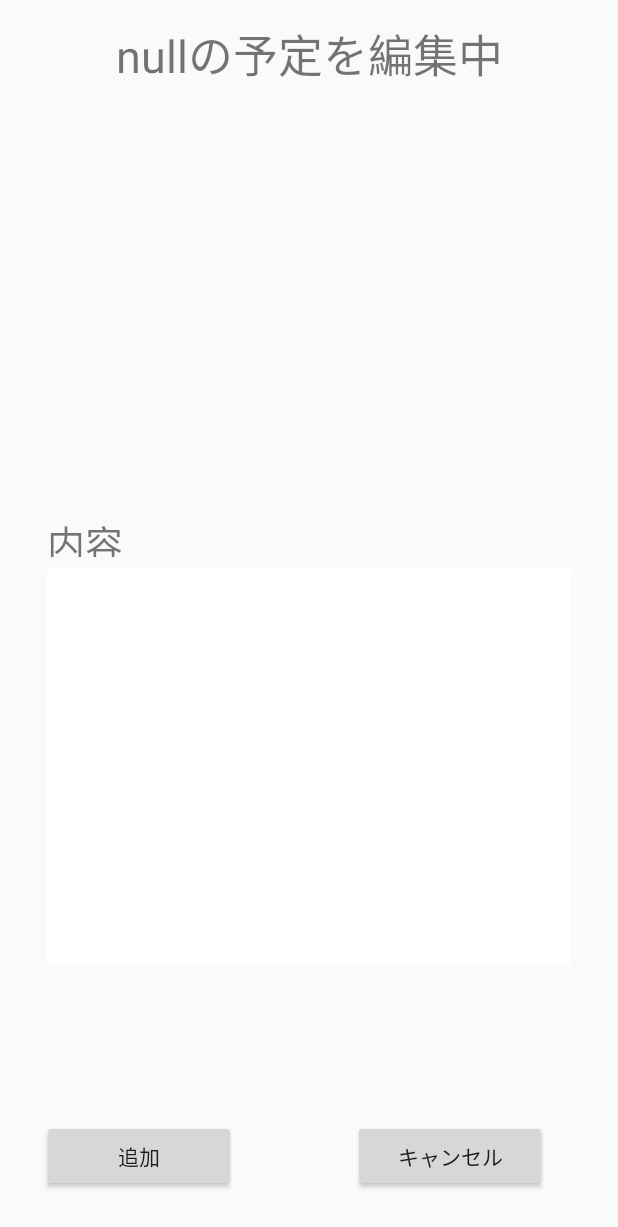
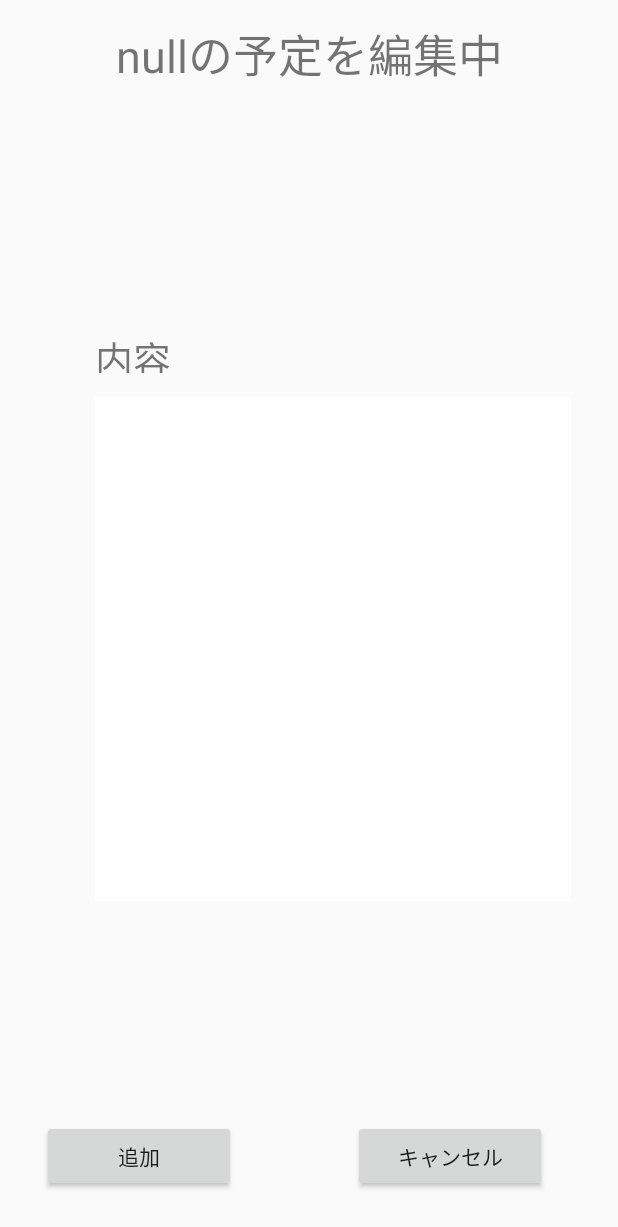
Before and after one commit to IkanoOsushi/iKalendar, an Android app: the ReminderEditActivity screen opened directly, with no data from a screen before it, on a phone screen of 412 x 824 dp. Shown: the top 1227 px of the screen. Run offline under Robolectric (Android 15) with nearby library versions, the phone set to English and light mode, and no system bars.

Commit message:
editのレイアウト少し改変しました

```diff
--- a/app/src/main/res/layout/activity_reminder_edit.xml
+++ b/app/src/main/res/layout/activity_reminder_edit.xml
@@ -10,19 +10,21 @@
         android:id="@+id/edit"
         android:background="#ffffffff"
         android:gravity="top|left"
-        android:layout_width="0dp"
-        android:layout_height="264dp"
+        android:layout_width="317dp"
+        android:layout_height="336dp"
         app:layout_constraintLeft_toLeftOf="parent"
         app:layout_constraintTop_toTopOf="parent"
         app:layout_constraintBottom_toBottomOf="parent"
         app:layout_constraintRight_toRightOf="parent"
-        app:layout_constraintVertical_bias="0.677"
+        app:layout_constraintVertical_bias="0.543"
         tools:layout_constraintRight_creator="1"
         android:layout_marginStart="31dp"
         android:layout_marginEnd="31dp"
         tools:layout_constraintLeft_creator="1"
         android:layout_marginLeft="31dp"
-        android:layout_marginRight="31dp" />
+        android:layout_marginRight="31dp"
+        app:layout_constraintHorizontal_bias="1.0"
+        tools:layout_editor_absoluteY="115dp" />
 
     <Button
         android:id="@+id/add"
@@ -83,7 +85,7 @@
         tools:layout_constraintBottom_creator="1"
         app:layout_constraintBottom_toTopOf="@+id/edit"
         tools:layout_constraintLeft_creator="1"
-        android:layout_marginBottom="8dp"
+        android:layout_marginBottom="16dp"
         app:layout_constraintLeft_toLeftOf="@+id/edit"
         android:layout_marginLeft="0dp" />
 </android.support.constraint.ConstraintLayout>
--- a/app/src/main/res/layout/custom_scrollistview_item.xml
+++ b/app/src/main/res/layout/custom_scrollistview_item.xml
@@ -21,7 +21,8 @@
         android:ellipsize="end"
         android:background="#ffffffff"
         android:gravity="center_vertical"
-        android:textSize="18sp" />
+        android:textSize="18sp"
+        android:text="予定はありません"/>
         <!--android:text="予定"-->
 
 </LinearLayout>
```
Also changed, not shown: app/src/main/java/org/t_robop/ikalendar/ReminderActivity.java (+4 -4 lines).
